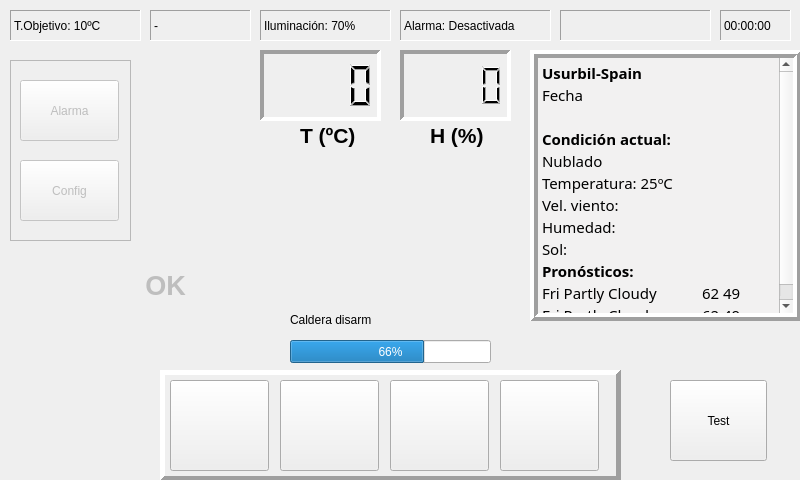
Before: the Qt Designer form MainDialog.ui in maybar/DomoControl, drawn with Qt 5.
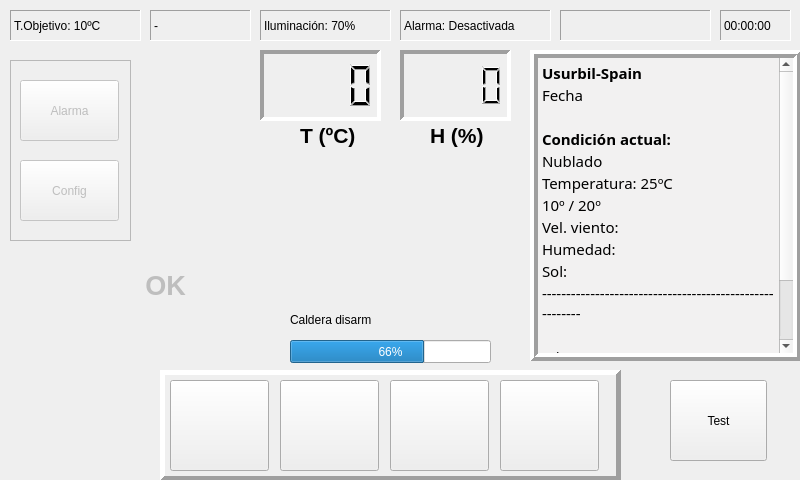
After: the same form once the commit is applied. Icons and pictures are not drawn.

```diff
--- a/MainDialog.ui
+++ b/MainDialog.ui
@@ -509,7 +509,7 @@
      <x>530</x>
      <y>50</y>
      <width>271</width>
-     <height>271</height>
+     <height>311</height>
     </rect>
    </property>
    <property name="palette">
@@ -588,12 +588,15 @@
 &lt;p style=&quot; margin-top:0px; margin-bottom:0px; margin-left:0px; margin-right:0px; -qt-block-indent:0; text-indent:0px;&quot;&gt;&lt;span style=&quot; font-family:'Ubuntu'; font-weight:600;&quot;&gt;Condición actual:&lt;/span&gt;&lt;/p&gt;
 &lt;p style=&quot; margin-top:0px; margin-bottom:0px; margin-left:0px; margin-right:0px; -qt-block-indent:0; text-indent:0px;&quot;&gt;&lt;span style=&quot; font-family:'Ubuntu';&quot;&gt;Nublado&lt;/span&gt;&lt;/p&gt;
 &lt;p style=&quot; margin-top:0px; margin-bottom:0px; margin-left:0px; margin-right:0px; -qt-block-indent:0; text-indent:0px;&quot;&gt;&lt;span style=&quot; font-family:'Ubuntu';&quot;&gt;Temperatura: 25ºC&lt;/span&gt;&lt;/p&gt;
+&lt;p style=&quot; margin-top:0px; margin-bottom:0px; margin-left:0px; margin-right:0px; -qt-block-indent:0; text-indent:0px;&quot;&gt;&lt;span style=&quot; font-family:'Ubuntu';&quot;&gt;10º / 20º&lt;/span&gt;&lt;/p&gt;
 &lt;p style=&quot; margin-top:0px; margin-bottom:0px; margin-left:0px; margin-right:0px; -qt-block-indent:0; text-indent:0px;&quot;&gt;&lt;span style=&quot; font-family:'Ubuntu';&quot;&gt;Vel. viento: &lt;/span&gt;&lt;/p&gt;
 &lt;p style=&quot; margin-top:0px; margin-bottom:0px; margin-left:0px; margin-right:0px; -qt-block-indent:0; text-indent:0px;&quot;&gt;&lt;span style=&quot; font-family:'Ubuntu';&quot;&gt;Humedad:&lt;/span&gt;&lt;/p&gt;
 &lt;p style=&quot; margin-top:0px; margin-bottom:0px; margin-left:0px; margin-right:0px; -qt-block-indent:0; text-indent:0px;&quot;&gt;&lt;span style=&quot; font-family:'Ubuntu';&quot;&gt;Sol: &lt;/span&gt;&lt;/p&gt;
-&lt;p style=&quot; margin-top:0px; margin-bottom:0px; margin-left:0px; margin-right:0px; -qt-block-indent:0; text-indent:0px;&quot;&gt;&lt;span style=&quot; font-family:'Ubuntu'; font-weight:600;&quot;&gt;Pronósticos:&lt;/span&gt;&lt;/p&gt;
-&lt;p style=&quot; margin-top:0px; margin-bottom:0px; margin-left:0px; margin-right:0px; -qt-block-indent:0; text-indent:0px;&quot;&gt;&lt;span style=&quot; font-family:'Courier New,courier';&quot;&gt;Fri Partly Cloudy	62 49&lt;/span&gt;&lt;/p&gt;
-&lt;p style=&quot; margin-top:0px; margin-bottom:0px; margin-left:0px; margin-right:0px; -qt-block-indent:0; text-indent:0px;&quot;&gt;&lt;span style=&quot; font-family:'Courier New,courier';&quot;&gt;Fri Partly Cloudy	62 49&lt;/span&gt;&lt;/p&gt;&lt;/body&gt;&lt;/html&gt;</string>
+&lt;p style=&quot; margin-top:0px; margin-bottom:0px; margin-left:0px; margin-right:0px; -qt-block-indent:0; text-indent:0px;&quot;&gt;--------------------------------------------------------&lt;/p&gt;
+&lt;p style=&quot;-qt-paragraph-type:empty; margin-top:0px; margin-bottom:0px; margin-left:0px; margin-right:0px; -qt-block-indent:0; text-indent:0px;&quot;&gt;&lt;br /&gt;&lt;/p&gt;
+&lt;p style=&quot; margin-top:0px; margin-bottom:0px; margin-left:0px; margin-right:0px; -qt-block-indent:0; text-indent:0px;&quot;&gt;&lt;span style=&quot; font-family:'Courier New,courier';&quot;&gt;Fri 62º / 49º&lt;/span&gt;&lt;/p&gt;
+&lt;p style=&quot;-qt-paragraph-type:empty; margin-top:0px; margin-bottom:0px; margin-left:0px; margin-right:0px; -qt-block-indent:0; text-indent:0px; font-family:'Courier New,courier';&quot;&gt;&lt;br /&gt;&lt;/p&gt;
+&lt;p style=&quot; margin-top:0px; margin-bottom:0px; margin-left:0px; margin-right:0px; -qt-block-indent:0; text-indent:0px;&quot;&gt;--------------------------------------------------------&lt;/p&gt;&lt;/body&gt;&lt;/html&gt;</string>
    </property>
    <property name="textInteractionFlags">
     <set>Qt::NoTextInteraction</set>
@@ -602,8 +605,8 @@
   <widget class="QLabel" name="icon_condition">
    <property name="geometry">
     <rect>
-     <x>730</x>
-     <y>130</y>
+     <x>720</x>
+     <y>150</y>
      <width>52</width>
      <height>52</height>
     </rect>
@@ -647,6 +650,22 @@
     <string>Test</string>
    </property>
   </widget>
+  <widget class="QLabel" name="icon_condition_2">
+   <property name="geometry">
+    <rect>
+     <x>720</x>
+     <y>250</y>
+     <width>52</width>
+     <height>52</height>
+    </rect>
+   </property>
+   <property name="text">
+    <string/>
+   </property>
+   <property name="pixmap">
+    <pixmap>res/icon_weather2.gif</pixmap>
+   </property>
+  </widget>
   <zorder>frame_2</zorder>
   <zorder>lcdTemp</zorder>
   <zorder>label_temp</zorder>
```
Left out of the diff: 1 changed line with no effect on the pictures.
